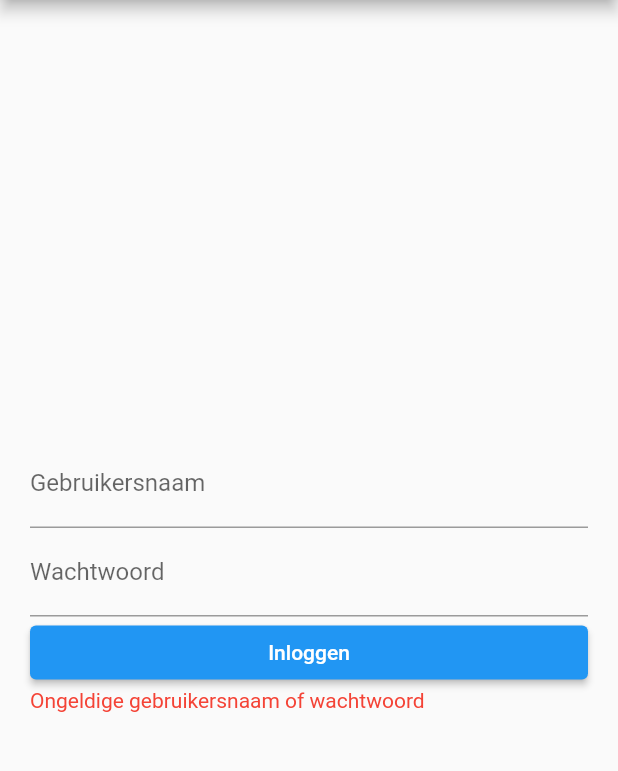
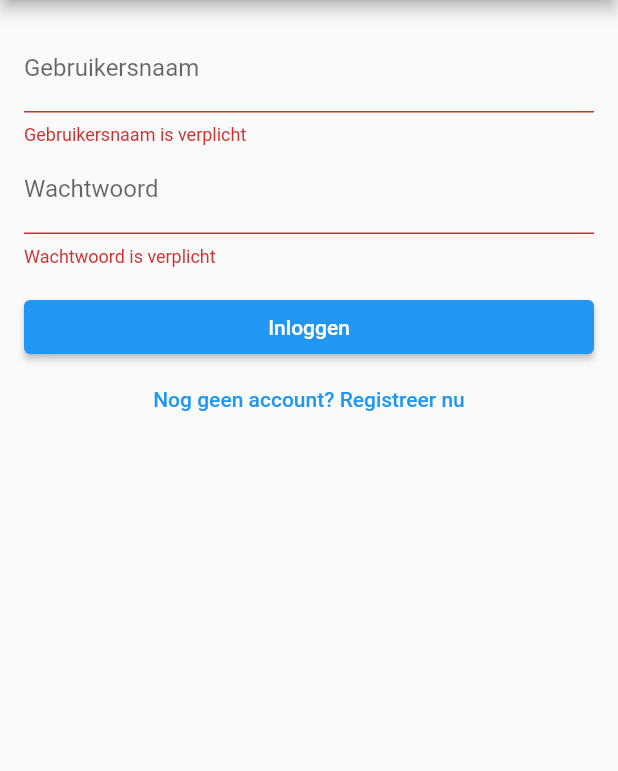
Before and after one commit to hamza2140/ParkeerApp, a Flutter app: the screen it shows after launch, after a tap on "Inloggen", on a phone screen of 412 x 824 dp, the part 84-855 px from its top. Run offline on Flutter 3.47's test engine with Material 2 defaults, Android fonts, the phone set to English and light mode, and no system bars; our stand-ins replace firebase_auth, flutter_map, latlong2; accounts and stored records are empty.

```diff
--- a/lib/main.dart
+++ b/lib/main.dart
@@ -1,81 +1,117 @@
 import 'package:flutter/material.dart';
 import 'package:flutter_map/flutter_map.dart';
 import 'package:latlong2/latlong.dart';
-import 'package:flutter/material.dart';
-import 'vehicles.dart'; // importeer de klasse "Vehicle
+import 'package:firebase_auth/firebase_auth.dart';
+import 'vehicles.dart';
 
 void main() => runApp(MyApp());
 
 class MyApp extends StatelessWidget {
+  final FirebaseAuth _auth = FirebaseAuth.instance;
+
   @override
   Widget build(BuildContext context) {
     return MaterialApp(
       title: 'Login',
-      home: LoginPage(),
+      home: LoginPage(auth: _auth),
     );
   }
 }
 
 class LoginPage extends StatefulWidget {
+  LoginPage({Key? key, required this.auth}) : super(key: key);
+
+  final FirebaseAuth auth;
+
   @override
   _LoginPageState createState() => _LoginPageState();
 }
 
 class _LoginPageState extends State<LoginPage> {
-  String _username = "";
-  String _password = "";
-  String _errorMessage = "";
+  String? _username;
+  String? _password;
+  String? _errorMessage;
+  bool _isLoginForm = true;
+  final _formKey = GlobalKey<FormState>();
 
-  void _submit() {
-    if (_username == 'hamza' && _password == 'parkeer') {
+  void _submit() async {
+    if (_formKey.currentState!.validate()) {
+      _formKey.currentState!.save();
+
+      try {
+        UserCredential userCredential;
+        if (_isLoginForm) {
+          userCredential = await widget.auth.signInWithEmailAndPassword(
+              email: _username!, password: _password!);
+        } else {
+          userCredential = await widget.auth.createUserWithEmailAndPassword(
+              email: _username!, password: _password!);
+        }
+
         Navigator.push(
           context,
           MaterialPageRoute(builder: (context) => MyCustomWidget()),
         );
-    } else {
+      } on FirebaseAuthException catch (e) {
         setState(() {
           _errorMessage = 'Ongeldige gebruikersnaam of wachtwoord';
         });
+      } catch (e) {
+        print(e);
       }
+    }
+  }
+
+  void _toggleFormMode() {
+    setState(() {
+      _isLoginForm = !_isLoginForm;
+    });
   }
 
   @override
   Widget build(BuildContext context) {
     return Scaffold(
       appBar: AppBar(title: Text('Login')),
-      body: Padding(
-        padding: EdgeInsets.all(20.0),
+      body: SingleChildScrollView(
+        child: Container(
+          padding: EdgeInsets.all(16.0),
+          child: Form(
+            key: _formKey,
             child: Column(
-          mainAxisAlignment: MainAxisAlignment.center,
               crossAxisAlignment: CrossAxisAlignment.stretch,
               children: <Widget>[
-            TextField(
+                TextFormField(
                   decoration: InputDecoration(labelText: 'Gebruikersnaam'),
-              onChanged: (value) {
-                setState(() {
-                  _username = value;
-                });
-              },
+                  validator: (value) =>
+                      value!.isEmpty ? 'Gebruikersnaam is verplicht' : null,
+                  onSaved: (value) => _username = value,
                 ),
-            TextField(
+                TextFormField(
                   decoration: InputDecoration(labelText: 'Wachtwoord'),
                   obscureText: true,
-              onChanged: (value) {
-                setState(() {
-                  _password = value;
-                });
-              },
+                  validator: (value) =>
+                      value!.isEmpty ? 'Wachtwoord is verplicht' : null,
+                  onSaved: (value) => _password = value,
                 ),
+                SizedBox(height: 16.0),
                 ElevatedButton(
                   onPressed: _submit,
-              child: Text('Inloggen'),
+                  child: Text(_isLoginForm ? 'Inloggen' : 'Registreren'),
+                ),
+                TextButton(
+                  onPressed: _toggleFormMode,
+                  child: Text(_isLoginForm
+                      ? 'Nog geen account? Registreer nu'
+                      : 'Heb je al een account? Log in'),
                 ),
                 if (_errorMessage != null)
                   Text(
-                _errorMessage,
+                    _errorMessage!,
                     style: TextStyle(color: Colors.red),
                   ),
               ],
+            ),
+          ),
         ),
       ),
     );
--- a/pubspec.yaml
+++ b/pubspec.yaml
@@ -1,16 +1,17 @@
 name: project
 description: A new Flutter project.
-publish_to: 'none'
+publish_to: "none"
 version: 0.1.0
 
 environment:
-  sdk: '>=2.19.3 <3.0.0'
+  sdk: ">=2.19.3 <3.0.0"
 
 dependencies:
   flutter:
     sdk: flutter
   flutter_map: ^3.1.0
   latlong2: ^0.8.1
+  firebase_auth: ^3.0.2
 
 dev_dependencies:
   flutter_test:
```
Also changed, not shown: pubspec.lock, 1 other file. Lines whose indentation alone changed are shown as unchanged.
